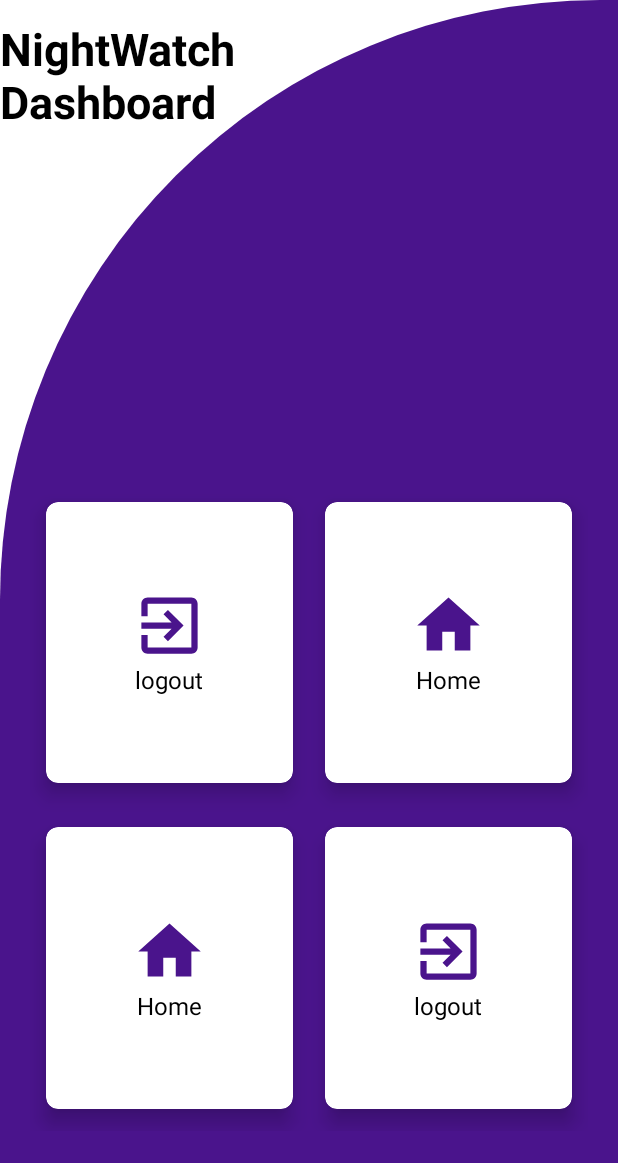
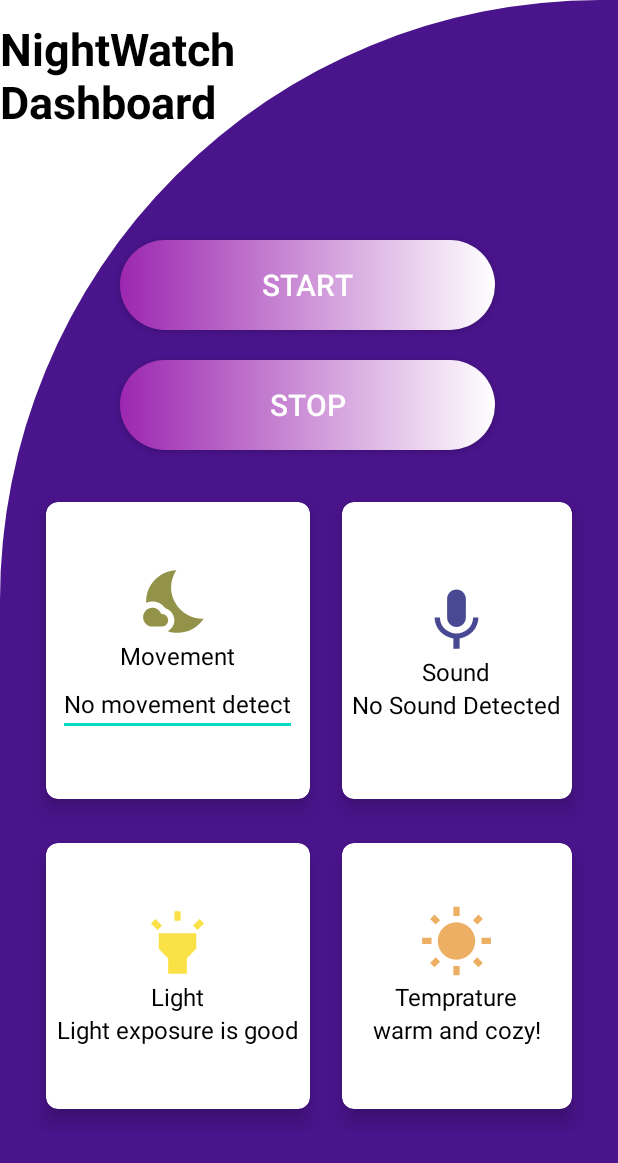
Before and after one commit to oferlev5/NightWatch, an Android app: the fragment FunctionalityFragment shown on its own in the app's theme, on a phone screen of 412 x 824 dp. Shown: the top 1163 px of the screen. Run offline under Robolectric (Android 15) with nearby library versions, the phone set to English and light mode, and no system bars.

Commit message:
finished dashbaord ui

```diff
--- /dev/null
+++ b/app/src/main/res/drawable/circle.xml
@@ -0,0 +1,11 @@
+<?xml version="1.0" encoding="utf-8"?>
+<shape xmlns:android="http://schemas.android.com/apk/res/android"
+    android:shape="oval"
+    android:innerRadius="100dp"
+    android:thickness="80dp"
+    android:useLevel="false">
+
+    <solid android:color="@color/white"></solid>
+    <!--ring oval rectangle and lie-->
+
+</shape>
--- /dev/null
+++ b/app/src/main/res/drawable/custon_button.xml
@@ -0,0 +1,8 @@
+<?xml version="1.0" encoding="utf-8"?>
+<shape xmlns:android="http://schemas.android.com/apk/res/android" android:shape="rectangle">
+
+    <gradient android:startColor="#9C27B0" android:endColor="#FFFF" android:type="linear"/>
+    <corners android:radius="999dp"/>
+
+
+</shape>
--- /dev/null
+++ b/app/src/main/res/drawable/ic_light.xml
@@ -0,0 +1,5 @@
+<vector android:height="50dp" android:tint="#FAE146"
+    android:viewportHeight="24" android:viewportWidth="24"
+    android:width="50dp" xmlns:android="http://schemas.android.com/apk/res/android">
+    <path android:fillColor="@android:color/white" android:pathData="M6,14l3,3v5h6v-5l3,-3V9H6V14zM11,2h2v3h-2V2zM3.5,5.88l1.41,-1.41l2.12,2.12L5.62,8L3.5,5.88zM16.96,6.59l2.12,-2.12l1.41,1.41L18.38,8L16.96,6.59z"/>
+</vector>
--- /dev/null
+++ b/app/src/main/res/drawable/ic_night.xml
@@ -0,0 +1,6 @@
+<vector android:height="50dp" android:tint="#929248"
+    android:viewportHeight="24" android:viewportWidth="24"
+    android:width="50dp" xmlns:android="http://schemas.android.com/apk/res/android">
+    <path android:fillColor="@android:color/white" android:pathData="M11.1,12.08C8.77,7.57 10.6,3.6 11.63,2.01C6.27,2.2 1.98,6.59 1.98,12c0,0.14 0.02,0.28 0.02,0.42C2.62,12.15 3.29,12 4,12c1.66,0 3.18,0.83 4.1,2.15C9.77,14.63 11,16.17 11,18c0,1.52 -0.87,2.83 -2.12,3.51c0.98,0.32 2.03,0.5 3.11,0.5c3.5,0 6.58,-1.8 8.37,-4.52C18,17.72 13.38,16.52 11.1,12.08z"/>
+    <path android:fillColor="@android:color/white" android:pathData="M7,16l-0.18,0C6.4,14.84 5.3,14 4,14c-1.66,0 -3,1.34 -3,3s1.34,3 3,3c0.62,0 2.49,0 3,0c1.1,0 2,-0.9 2,-2C9,16.9 8.1,16 7,16z"/>
+</vector>
--- /dev/null
+++ b/app/src/main/res/drawable/ic_start.xml
@@ -0,0 +1,5 @@
+<vector android:height="50dp" android:tint="#2A8C14"
+    android:viewportHeight="24" android:viewportWidth="24"
+    android:width="50dp" xmlns:android="http://schemas.android.com/apk/res/android">
+    <path android:fillColor="@android:color/white" android:pathData="M12,2C6.48,2 2,6.48 2,12c0,5.52 4.48,10 10,10s10,-4.48 10,-10C22,6.48 17.52,2 12,2zM11,16H9V8h2V16zM12,16V8l5,4L12,16z"/>
+</vector>
--- /dev/null
+++ b/app/src/main/res/drawable/ic_stop.xml
@@ -0,0 +1,5 @@
+<vector android:height="50dp" android:tint="#8C1E14"
+    android:viewportHeight="24" android:viewportWidth="24"
+    android:width="50dp" xmlns:android="http://schemas.android.com/apk/res/android">
+    <path android:fillColor="@android:color/white" android:pathData="M6,6h12v12H6z"/>
+</vector>
--- /dev/null
+++ b/app/src/main/res/drawable/ic_temp.xml
@@ -0,0 +1,5 @@
+<vector android:height="50dp" android:tint="#ECAF63"
+    android:viewportHeight="24" android:viewportWidth="24"
+    android:width="50dp" xmlns:android="http://schemas.android.com/apk/res/android">
+    <path android:fillColor="@android:color/white" android:pathData="M6.76,4.84l-1.8,-1.79 -1.41,1.41 1.79,1.79 1.42,-1.41zM4,10.5L1,10.5v2h3v-2zM13,0.55h-2L11,3.5h2L13,0.55zM20.45,4.46l-1.41,-1.41 -1.79,1.79 1.41,1.41 1.79,-1.79zM17.24,18.16l1.79,1.8 1.41,-1.41 -1.8,-1.79 -1.4,1.4zM20,10.5v2h3v-2h-3zM12,5.5c-3.31,0 -6,2.69 -6,6s2.69,6 6,6 6,-2.69 6,-6 -2.69,-6 -6,-6zM11,22.45h2L13,19.5h-2v2.95zM3.55,18.54l1.41,1.41 1.79,-1.8 -1.41,-1.41 -1.79,1.8z"/>
+</vector>
--- /dev/null
+++ b/app/src/main/res/drawable/ic_voice.xml
@@ -0,0 +1,5 @@
+<vector android:height="50dp" android:tint="#484992"
+    android:viewportHeight="24" android:viewportWidth="24"
+    android:width="50dp" xmlns:android="http://schemas.android.com/apk/res/android">
+    <path android:fillColor="@android:color/white" android:pathData="M12,15c1.66,0 2.99,-1.34 2.99,-3L15,6c0,-1.66 -1.34,-3 -3,-3S9,4.34 9,6v6c0,1.66 1.34,3 3,3zM17.3,12c0,3 -2.54,5.1 -5.3,5.1S6.7,15 6.7,12L5,12c0,3.42 2.72,6.23 6,6.72L11,22h2v-3.28c3.28,-0.48 6,-3.3 6,-6.72h-1.7z"/>
+</vector>
--- a/app/src/main/res/layout/fragment_functionality.xml
+++ b/app/src/main/res/layout/fragment_functionality.xml
@@ -22,6 +22,95 @@
         android:textColor="@color/black"
         android:textSize="30sp"
         android:textStyle="bold" />
+
+
+    <Button
+        android:id="@+id/start_but"
+        android:layout_width="250dp"
+        android:layout_height="60dp"
+        android:layout_marginStart="80dp"
+        android:layout_marginTop="60dp"
+        android:text="Start"
+        android:textSize="20dp"
+        android:textColor="#ffff"
+        android:background="@drawable/custon_button"
+        android:layout_below="@id/textView"/>
+
+    <Button
+        android:id="@+id/end_but"
+        android:layout_width="250dp"
+        android:layout_height="60dp"
+        android:layout_marginStart="80dp"
+        android:layout_marginTop="140dp"
+        android:text="stop"
+        android:textSize="20dp"
+        android:textColor="#ffff"
+        android:background="@drawable/custon_button"
+        android:layout_below="@id/textView"/>
+
+<!--    <TextView-->
+<!--        android:id="@+id/circr_start"-->
+<!--        android:layout_width="220dp"-->
+<!--        android:layout_height="220dp"-->
+<!--        android:text="my luvkry fay"-->
+<!--        android:textColor="@color/black"-->
+<!--        android:layout_marginStart="95dp"-->
+<!--        android:layout_below="@id/textView"-->
+<!--        android:textSize="5100dp"-->
+<!--        android:background="@drawable/circle"-->
+<!--        />-->
+
+<!--    <LinearLayout-->
+<!--        android:layout_width="100dp"-->
+<!--        android:layout_height="100dp"-->
+<!--        android:layout_below="@id/textView"-->
+<!--        android:layout_gravity="center_vertical|center_horizontal"-->
+<!--        android:layout_marginStart="110dp"-->
+<!--        android:layout_marginTop="60dp"-->
+<!--        android:gravity="center"-->
+<!--        android:orientation="vertical">-->
+
+
+
+<!--        <ImageButton-->
+<!--            android:layout_width="match_parent"-->
+<!--            android:layout_height="match_parent"-->
+<!--            android:src="@drawable/ic_start"-->
+
+<!--            />-->
+
+
+<!--    </LinearLayout>-->
+
+<!--    <LinearLayout-->
+<!--        android:layout_width="100dp"-->
+<!--        android:layout_height="100dp"-->
+<!--        android:layout_below="@id/textView"-->
+<!--        android:layout_gravity="center_vertical|center_horizontal"-->
+<!--        android:layout_marginStart="210dp"-->
+<!--        android:layout_marginTop="60dp"-->
+<!--        android:gravity="center"-->
+<!--        android:orientation="vertical">-->
+
+
+
+<!--        <ImageButton-->
+<!--            android:layout_width="match_parent"-->
+<!--            android:layout_height="match_parent"-->
+<!--            android:src="@drawable/ic_stop"-->
+
+<!--            />-->
+
+
+<!--    </LinearLayout>-->
+
+<!--    <ImageButton-->
+<!--        android:layout_width="wrap_content"-->
+<!--        android:layout_height="wrap_content"-->
+<!--        android:layout_below="@id/textView"-->
+<!--        android:layout_marginStart="95dp"-->
+<!--        android:layout_marginTop="88dp"-->
+<!--        android:src="@drawable/ic_start" />-->
 
     <GridLayout
         android:layout_width="5000dp"
@@ -59,14 +148,23 @@
                 <ImageView
                     android:layout_width="wrap_content"
                     android:layout_height="wrap_content"
-                    android:src="@drawable/ic_logout" />
+                    android:src="@drawable/ic_night" />
 
                 <TextView
                     android:layout_width="wrap_content"
                     android:layout_height="wrap_content"
-                    android:text="logout"
+                    android:text="Movement"
                     android:textColor="@color/black"
                     android:textSize="16sp" />
+
+                <EditText
+                    android:layout_width="wrap_content"
+                    android:layout_height="wrap_content"
+                    android:text="No movement detect"
+                    android:textColor="@color/black"
+                    android:textSize="16sp" />
+
+
 
 
             </LinearLayout>
@@ -75,6 +173,7 @@
         </androidx.cardview.widget.CardView>
 
         <androidx.cardview.widget.CardView
+            android:id="@+id/sound"
             android:layout_width="wrap_content"
             android:layout_height="wrap_content"
             android:layout_row="0"
@@ -97,12 +196,18 @@
                 <ImageView
                     android:layout_width="wrap_content"
                     android:layout_height="wrap_content"
-                    android:src="@drawable/ic_home" />
+                    android:src="@drawable/ic_voice" />
 
                 <TextView
                     android:layout_width="wrap_content"
                     android:layout_height="wrap_content"
-                    android:text="Home"
+                    android:text="Sound"
+                    android:textColor="@color/black"
+                    android:textSize="16sp" />
+                <TextView
+                    android:layout_width="wrap_content"
+                    android:layout_height="wrap_content"
+                    android:text="No Sound Detected"
                     android:textColor="@color/black"
                     android:textSize="16sp" />
 
@@ -135,12 +240,19 @@
                 <ImageView
                     android:layout_width="wrap_content"
                     android:layout_height="wrap_content"
-                    android:src="@drawable/ic_home" />
+                    android:src="@drawable/ic_light" />
 
                 <TextView
                     android:layout_width="wrap_content"
                     android:layout_height="wrap_content"
-                    android:text="Home"
+                    android:text="Light"
+                    android:textColor="@color/black"
+                    android:textSize="16sp" />
+
+                <TextView
+                    android:layout_width="wrap_content"
+                    android:layout_height="wrap_content"
+                    android:text="Light exposure is good"
                     android:textColor="@color/black"
                     android:textSize="16sp" />
 
@@ -173,12 +285,19 @@
                 <ImageView
                     android:layout_width="wrap_content"
                     android:layout_height="wrap_content"
-                    android:src="@drawable/ic_logout" />
+                    android:src="@drawable/ic_temp" />
 
                 <TextView
                     android:layout_width="wrap_content"
                     android:layout_height="wrap_content"
-                    android:text="logout"
+                    android:text="Temprature"
+                    android:textColor="@color/black"
+                    android:textSize="16sp" />
+
+                <TextView
+                    android:layout_width="wrap_content"
+                    android:layout_height="wrap_content"
+                    android:text="warm and cozy!"
                     android:textColor="@color/black"
                     android:textSize="16sp" />
 
```
